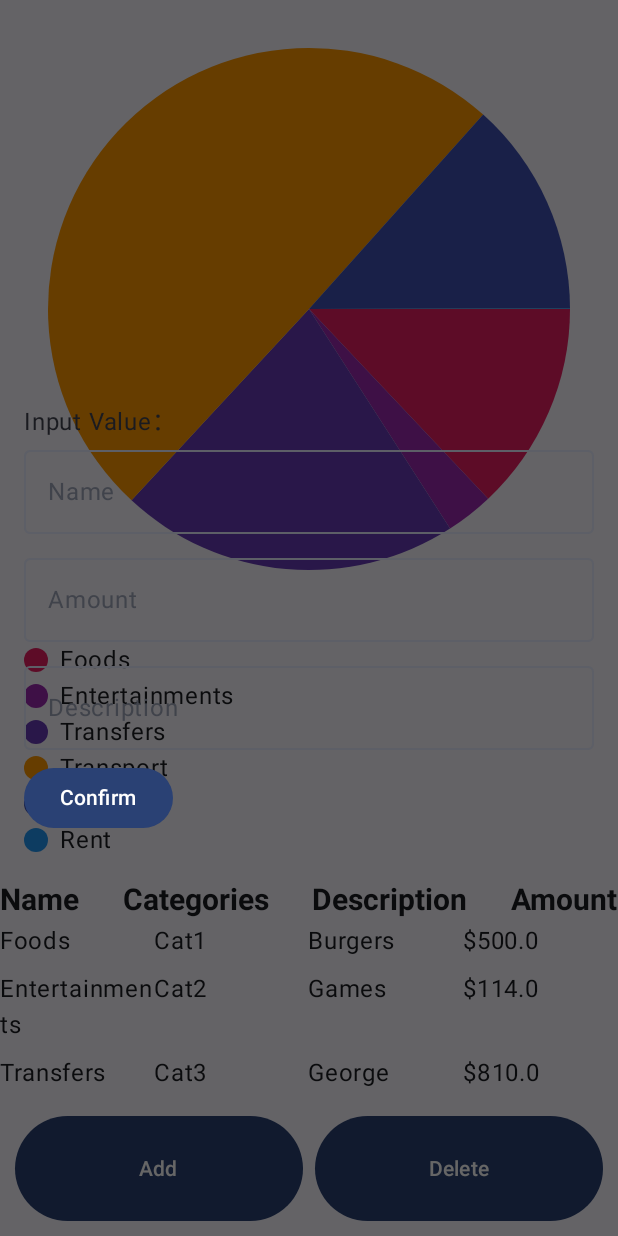
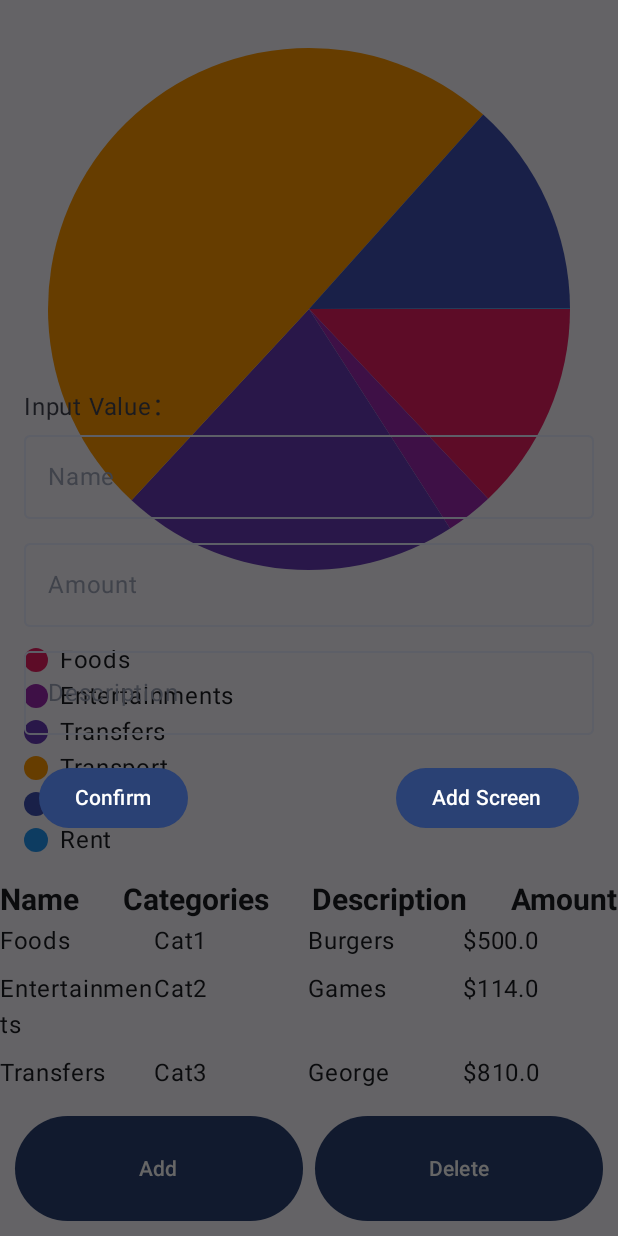
Before and after one commit to Thelilrex/Seamless, an Android app built with Jetpack Compose: the PersonalIncomesScreen screen opened through its navigation route, after a tap on "Add", on a phone screen of 412 x 824 dp. Run offline under Robolectric (Android 15) with nearby library versions, the phone set to English and light mode, and no system bars.

Commit message:
Update PersonalIncomeScreen.kt

```diff
--- a/app/src/main/java/com/example/seamless/ui/screens/PersonalIncomeScreen.kt
+++ b/app/src/main/java/com/example/seamless/ui/screens/PersonalIncomeScreen.kt
@@ -124,7 +124,6 @@ fun PersonalIncomesScreen(
                 ) {
                     Button(
                         onClick = {showDialog.value = true
-                            //should go to add screen
 //                            onAddButtonClicked()
                                   },
                         modifier = Modifier
@@ -181,13 +180,26 @@ fun PersonalIncomesScreen(
                 )
 
                 Spacer(modifier = Modifier.height(8.dp))
-
-                Button(
-                    onClick = {
-                        onDialogueConfirmButtonClicked()
+                Row(
+                    modifier = Modifier
+                        .fillMaxWidth()
+                        .padding(10.dp),
+                    horizontalArrangement = Arrangement.SpaceBetween
+                ) {
+                    Button(
+                        onClick = {
+                            onDialogueConfirmButtonClicked()
+                        }
+                    ) {
+                        Text("Confirm")
                     }
-                ) {
-                    Text("Confirm")
+                    Button(
+                        onClick = {
+                            onAddButtonClicked()
+                        }
+                    ) {
+                        Text("Add Screen")
+                    }
                 }
             }
         }
```
